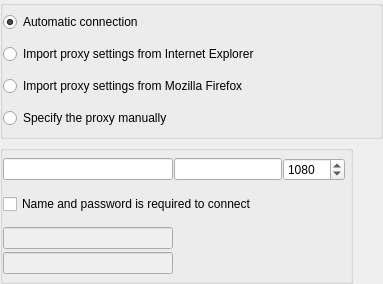
Above: src/plugins/connectionmanager/proxyoptionswidget.ui from silvansky/Contacts before the change. Below: the same form after it.
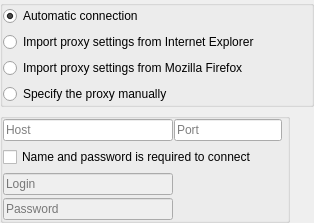
That is the form after the change.

Commit message: В настройках подключения добавлены подписи к полям и проверка на их заполнение.

```diff
--- a/src/plugins/connectionmanager/proxyoptionswidget.ui
+++ b/src/plugins/connectionmanager/proxyoptionswidget.ui
@@ -6,8 +6,8 @@
    <rect>
     <x>0</x>
     <y>0</y>
-    <width>383</width>
-    <height>284</height>
+    <width>314</width>
+    <height>192</height>
    </rect>
   </property>
   <layout class="QVBoxLayout" name="verticalLayout_2">
@@ -91,36 +91,15 @@
             <height>0</height>
            </size>
           </property>
+          <property name="placeholderText">
+           <string>Host</string>
+          </property>
          </widget>
         </item>
         <item>
-         <widget class="QLineEdit" name="lneProxyPort"/>
-        </item>
-        <item>
-         <widget class="QSpinBox" name="spbProxyPort">
-          <property name="sizePolicy">
-           <sizepolicy hsizetype="Fixed" vsizetype="Fixed">
-            <horstretch>0</horstretch>
-            <verstretch>0</verstretch>
-           </sizepolicy>
-          </property>
-          <property name="minimumSize">
-           <size>
-            <width>62</width>
-            <height>0</height>
-           </size>
-          </property>
-          <property name="maximumSize">
-           <size>
-            <width>62</width>
-            <height>16777215</height>
-           </size>
-          </property>
-          <property name="maximum">
-           <number>65535</number>
-          </property>
-          <property name="value">
-           <number>1080</number>
+         <widget class="QLineEdit" name="lneProxyPort">
+          <property name="placeholderText">
+           <string>Port</string>
           </property>
          </widget>
         </item>
@@ -168,6 +147,9 @@
             <height>0</height>
            </size>
           </property>
+          <property name="placeholderText">
+           <string>Login</string>
+          </property>
          </widget>
         </item>
         <item>
@@ -190,6 +172,9 @@
           <property name="echoMode">
            <enum>QLineEdit::Password</enum>
           </property>
+          <property name="placeholderText">
+           <string>Password</string>
+          </property>
          </widget>
         </item>
        </layout>
```
Left out of the diff: 1 changed line with no effect on the pictures. The commit also changes 2 other files.
